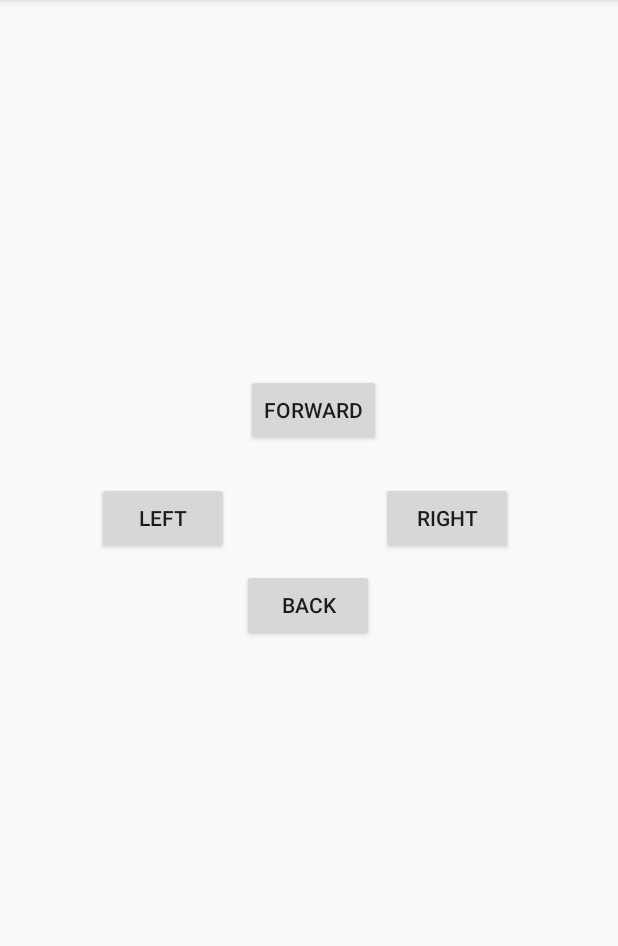
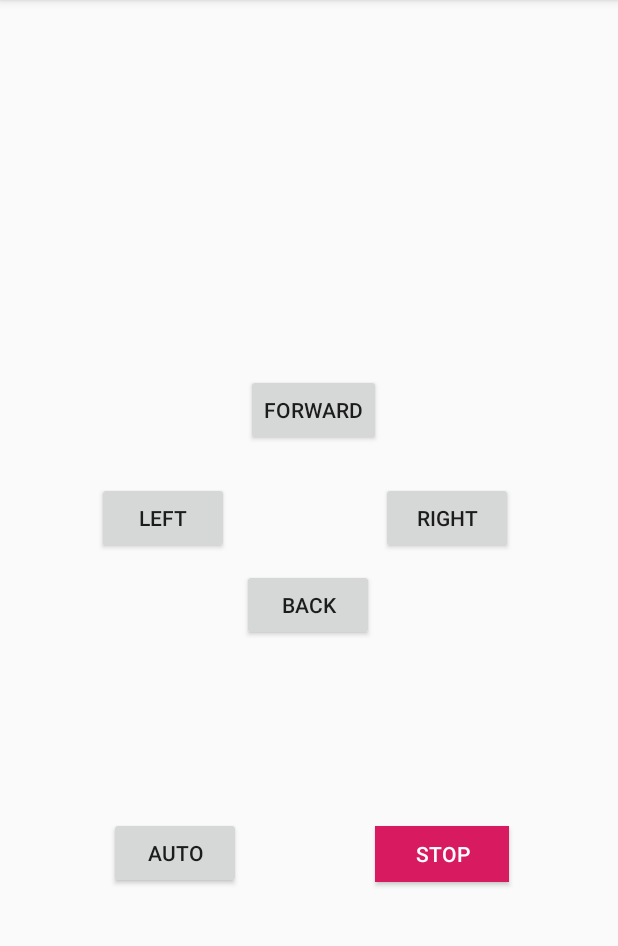
Before and after one commit to agfn/robot, an Android app: the screen it shows after launch (MainActivity), on a phone screen of 412 x 824 dp, the part 84-1030 px from its top. Run offline under Robolectric (Android 15) with nearby library versions, the light colour scheme and no system bars.

Commit message:
BTRC client

```diff
--- a/bt_control/client/BTRC/app/build.gradle
+++ b/bt_control/client/BTRC/app/build.gradle
@@ -21,7 +21,7 @@ android {
 
 dependencies {
     implementation fileTree(dir: 'libs', include: ['*.jar'])
-    implementation 'androidx.appcompat:appcompat:1.1.0'
+    implementation 'androidx.appcompat:appcompat:1.0.2'
     implementation 'androidx.constraintlayout:constraintlayout:1.1.3'
     testImplementation 'junit:junit:4.12'
     androidTestImplementation 'androidx.test.ext:junit:1.1.0'
--- a/bt_control/client/BTRC/app/src/main/AndroidManifest.xml
+++ b/bt_control/client/BTRC/app/src/main/AndroidManifest.xml
@@ -8,6 +8,7 @@
     <!-- If your app targets Android 9 or lower, you can declare
          ACCESS_COARSE_LOCATION instead. -->
     <uses-permission android:name="android.permission.ACCESS_FINE_LOCATION" />
+
 
     <application
         android:allowBackup="true"
--- a/bt_control/client/BTRC/app/src/main/java/com/lt/btrc/MainActivity.java
+++ b/bt_control/client/BTRC/app/src/main/java/com/lt/btrc/MainActivity.java
@@ -27,10 +27,11 @@ public class MainActivity extends AppCompatActivity {
     private BluetoothAdapter bta;
     private final static String MY_UUID = "00001101-0000-1000-8000-00805F9B34FB";
     private final static byte DO_FORWARD = (byte)0xC0,
-        DO_BACK = (byte)0xC1, DO_STOP = (byte)0xC2,
-        DO_LEFT = (byte)0xC3, DO_RIGHT = (byte)0xC4;
+            DO_BACK = (byte)0xC1, DO_STOP = (byte)0xC2,
+            DO_LEFT = (byte)0xC3, DO_RIGHT = (byte)0xC4,
+            MODE_AUTO_ON = (byte)0xD0;
     private BluetoothSocket btsock = null;
-    private Button leftbtn, rightbtn, forwardbtn, backbtn;
+    private Button leftbtn, rightbtn, forwardbtn, backbtn, stopbtn, autobtn;
     private OutputStream btos = null;
 
 
@@ -106,6 +107,8 @@ public class MainActivity extends AppCompatActivity {
         rightbtn = (Button)findViewById(R.id.rightbtn);
         forwardbtn = (Button)findViewById(R.id.forwardbtn);
         backbtn = (Button)findViewById(R.id.backbtn);
+        stopbtn = (Button)findViewById(R.id.stopbtn);
+        autobtn = (Button)findViewById(R.id.autobtn);
 
         leftbtn.setOnClickListener(new View.OnClickListener() {
             @Override
@@ -135,6 +138,19 @@ public class MainActivity extends AppCompatActivity {
             }
         });
 
+        stopbtn.setOnClickListener(new View.OnClickListener() {
+            @Override
+            public void onClick(View v) {
+                if (btsock != null) send(DO_STOP);
+            };
+        });
+
+        autobtn.setOnClickListener(new View.OnClickListener() {
+            @Override
+            public void onClick(View v) {
+                if (btsock != null) send(MODE_AUTO_ON);
+            };
+        });
         //
         initBT();
     }
--- a/bt_control/client/BTRC/app/src/main/res/layout/activity_main.xml
+++ b/bt_control/client/BTRC/app/src/main/res/layout/activity_main.xml
@@ -76,4 +76,25 @@
         app:layout_constraintTop_toTopOf="parent"
         app:layout_constraintVertical_bias="0.446" />
 
+    <Button
+        android:id="@+id/stopbtn"
+        android:layout_width="89dp"
+        android:layout_height="37dp"
+        android:background="@color/colorAccent"
+        android:text="STOP"
+        android:textColor="@android:color/background_light"
+        app:layout_constraintBottom_toBottomOf="parent"
+        app:layout_constraintStart_toStartOf="@+id/guideline2"
+        app:layout_constraintTop_toBottomOf="@+id/rightbtn"
+        app:layout_constraintVertical_bias="0.501" />
+
+    <Button
+        android:id="@+id/autobtn"
+        android:layout_width="wrap_content"
+        android:layout_height="wrap_content"
+        android:text="AUTO"
+        app:layout_constraintBottom_toBottomOf="parent"
+        app:layout_constraintEnd_toStartOf="@+id/guideline"
+        app:layout_constraintTop_toBottomOf="@+id/leftbtn" />
+
 </androidx.constraintlayout.widget.ConstraintLayout>
```
Also changed, not shown: bt_control/client/BTRC/gradle/wrapper/gradle-wrapper.properties.
